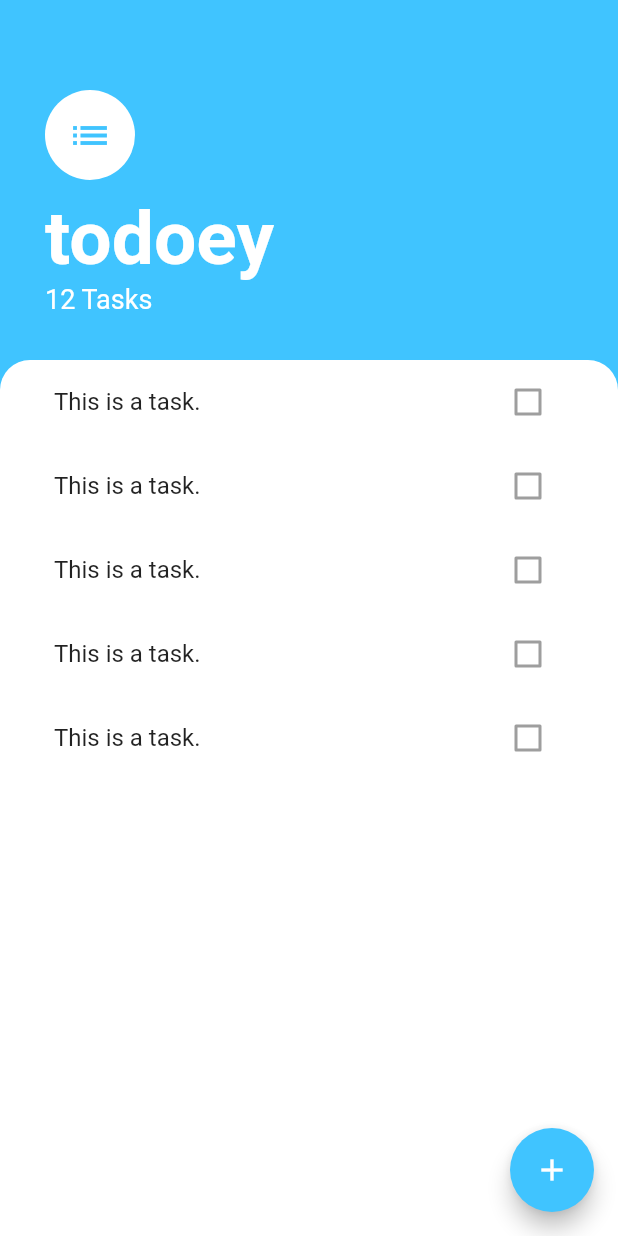
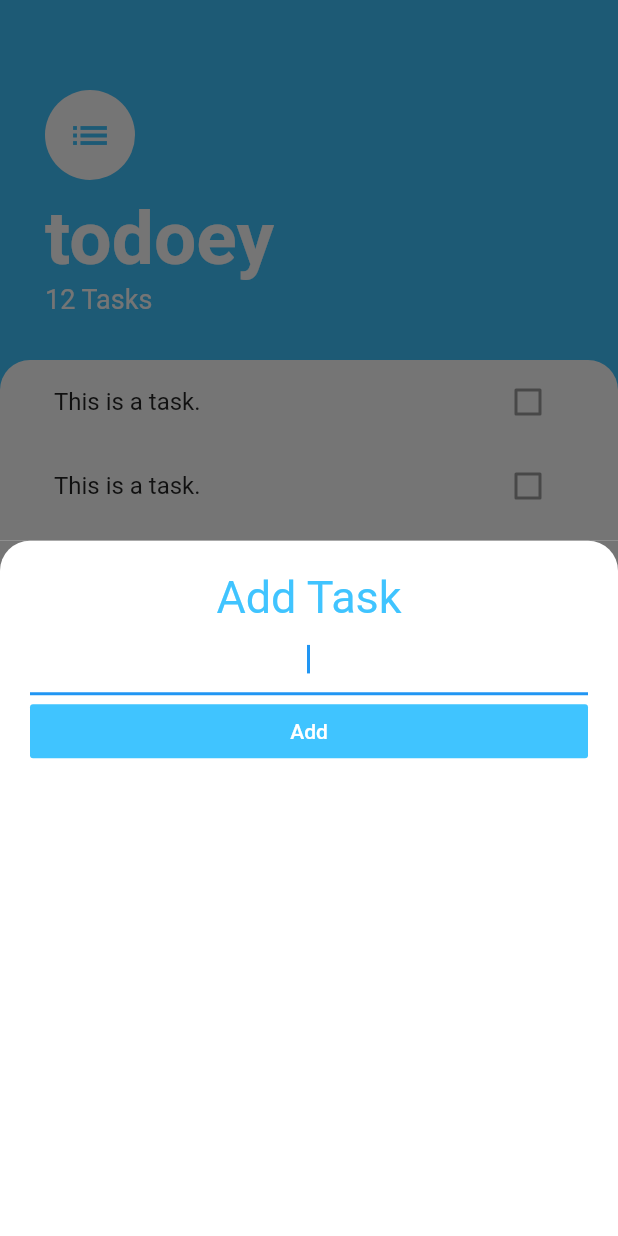
Before and after one commit to tk-code-dev/flutter_todoey, a Flutter app: the screen it shows after launch, after a tap on the "add" icon, on a phone screen of 412 x 824 dp. Run offline on Flutter 3.47's test engine with Material 2 defaults, Android fonts, the phone set to English and light mode, and no system bars.

Commit message:
Add showModalBottomSheet and TextField with autofocus is true

```diff
--- /dev/null
+++ b/lib/screens/add_task_screen.dart
@@ -0,0 +1,45 @@
+import 'package:flutter/material.dart';
+
+class AddTaskScreen extends StatelessWidget {
+  @override
+  Widget build(BuildContext context) {
+    return Container(
+      color: Color(0xFF757575),
+      child: Container(
+        padding: EdgeInsets.all(20.0),
+        decoration: BoxDecoration(
+          color: Colors.white,
+          borderRadius: BorderRadius.only(
+            topLeft: Radius.circular(20.0),
+            topRight: Radius.circular(20.0),
+          ),
+        ),
+        child: Column(
+          crossAxisAlignment: CrossAxisAlignment.stretch,
+          children: <Widget>[
+            Text(
+              'Add Task',
+              textAlign: TextAlign.center,
+              style: TextStyle(
+                fontSize: 30.0,
+                color: Colors.lightBlueAccent,
+              ),
+            ),
+            TextField(
+              autofocus: true,
+              textAlign: TextAlign.center,
+            ),
+            FlatButton(
+              child: Text(
+                'Add',
+                style: TextStyle(color: Colors.white),
+              ),
+              color: Colors.lightBlueAccent,
+              onPressed: () {},
+            ),
+          ],
+        ),
+      ),
+    );
+  }
+}
--- a/lib/screens/tasks_screen.dart
+++ b/lib/screens/tasks_screen.dart
@@ -1,5 +1,6 @@
 import 'package:flutter/material.dart';
 import 'package:flutter_todoey/widgets/tasks_list.dart';
+import 'package:flutter_todoey/screens/add_task_screen.dart';
 
 class TasksScreen extends StatelessWidget {
   @override
@@ -8,8 +9,11 @@ class TasksScreen extends StatelessWidget {
       backgroundColor: Colors.lightBlueAccent,
       floatingActionButton: FloatingActionButton(
         backgroundColor: Colors.lightBlueAccent,
-        onPressed: () {},
         child: Icon(Icons.add),
+        onPressed: () {
+          showModalBottomSheet(
+              context: context, builder: (context) => AddTaskScreen());
+        },
       ),
       body: Column(
         crossAxisAlignment: CrossAxisAlignment.start,
```
